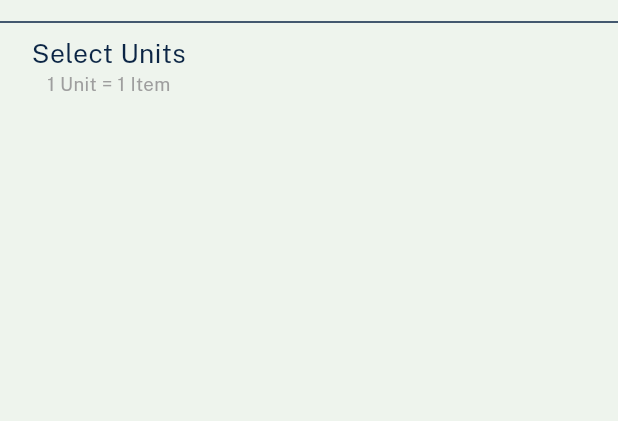
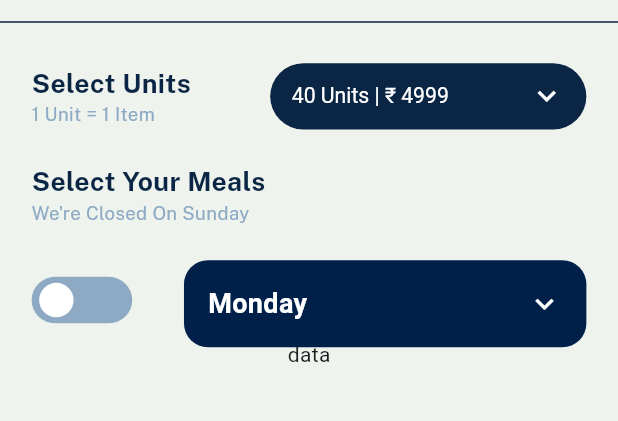
Before and after one commit to Vatsal1607/amtech_design, a Flutter app: the CreateSubscriptionPlanPage screen opened by its route, on a phone screen of 412 x 824 dp, the part 74-495 px from its top. Run offline on Flutter 3.47's test engine with Material 3 defaults, Android fonts, the phone set to English and light mode, and no system bars; drawn by our look-alikes of dropdown_button2, flutter_switch; our stand-ins replace carousel_slider, device_info_plus, dio, firebase_core, firebase_messaging, flutter_local_notifications and 18 more; missing offline and left inert: dotted_dashed_line, hypersdkflutter, razorpay_flutter; accounts and stored records are empty; generated files the repository leaves out were written again; project files that could hold a hidden picture were left out.

Commit message:
Worked on create subscription plan UI

```diff
--- a/lib/main.dart
+++ b/lib/main.dart
@@ -32,6 +32,7 @@ import 'modules/provider/socket_provider.dart';
 import 'modules/ratings/ratings_provider.dart';
 import 'modules/recharge/recharge_provider.dart';
 import 'modules/reorder/reorder_provider.dart';
+import 'modules/subscriptions/create_subscription_plan/create_subscription_plan_provider.dart';
 import 'routes.dart';
 
 void main() async {
@@ -82,6 +83,7 @@ class MyApp extends StatelessWidget {
         ChangeNotifierProvider(create: (_) => GoogleMapProvider()),
         ChangeNotifierProvider(create: (_) => SavedAddressProvider()),
         ChangeNotifierProvider(create: (_) => NotificationProvider()),
+        ChangeNotifierProvider(create: (_) => CreateSubscriptionPlanProvider()),
       ],
       child: ScreenUtilInit(
         designSize: const Size(430, 932), // Base screen size (width x height)
--- a/lib/modules/menu/menu_page.dart
+++ b/lib/modules/menu/menu_page.dart
@@ -87,7 +87,8 @@ class _MenuPageState extends State<MenuPage> {
     //   });
     // });
     return Consumer<MenuProvider>(
-      builder: (context, _, child) => provider.isLoading
+      builder: (context, _, child) => provider.isLoading ||
+              provider.isLoadingGetBanner
           ? const MenuPageLoader()
           : Scaffold(
               backgroundColor: getColorAccountType(
--- a/lib/modules/menu/menu_provider.dart
+++ b/lib/modules/menu/menu_provider.dart
@@ -342,8 +342,7 @@ class MenuProvider extends ChangeNotifier {
     }
   }
 
-  // * getBanner API
-  // Todo: call while user clicks on banner
+  // * countBanner API
   Future<void> countBanner({
     required final String bannerId,
   }) async {
--- a/lib/modules/menu/widgets/subscription_banner_widget.dart
+++ b/lib/modules/menu/widgets/subscription_banner_widget.dart
@@ -89,14 +89,14 @@ class _SubscriptionBannerWidgetState extends State<SubscriptionBannerWidget> {
                 Text(
                   "Grab More, Pay Less!",
                   style: GoogleFonts.poppins(
-                    fontSize: 11.sp,
+                    fontSize: 12.sp,
                     color: AppColors.seaShell,
                   ),
                 ),
                 Text(
                   "Enjoy Your Favorites",
                   style: GoogleFonts.poppins(
-                    fontSize: 15.sp,
+                    fontSize: 16.sp,
                     fontWeight: FontWeight.bold,
                     color: AppColors.disabledColor,
                   ),
@@ -118,7 +118,6 @@ class _SubscriptionBannerWidgetState extends State<SubscriptionBannerWidget> {
             right: 20.w,
             child: GestureDetector(
               onTap: () {
-                debugPrint('Get a subscription pressed');
                 Navigator.pushNamed(context, Routes.createSubscriptionPlan);
               },
               child: Container(
--- a/lib/modules/subscriptions/create_subscription_plan/create_subscription_plan.dart
+++ /dev/null
@@ -1,61 +0,0 @@
-import 'package:amtech_design/core/utils/constants/keys.dart';
-import 'package:amtech_design/custom_widgets/appbar/custom_appbar_with_center_title.dart';
-import 'package:amtech_design/services/local/shared_preferences_service.dart';
-import 'package:flutter/material.dart';
-import 'package:flutter_screenutil/flutter_screenutil.dart';
-import 'package:google_fonts/google_fonts.dart';
-
-import '../../../core/utils/app_colors.dart';
-
-class CreateSubscriptionPlanPage extends StatelessWidget {
-  const CreateSubscriptionPlanPage({super.key});
-
-  @override
-  Widget build(BuildContext context) {
-    final String accountType =
-        sharedPrefsService.getString(SharedPrefsKeys.accountType) ?? '';
-    return Scaffold(
-      appBar: CustomAppbarWithCenterTitle(
-        title: 'Create Your Daily Plan',
-        leftPadTitle: 35.w,
-        accountType: accountType,
-      ),
-      body: Column(
-        children: [
-          Divider(
-            color: AppColors.primaryColor,
-          ),
-          Padding(
-            padding: EdgeInsets.symmetric(horizontal: 22.w),
-            child: Column(
-              children: [
-                Row(
-                  children: [
-                    Column(
-                      children: [
-                        Text(
-                          'Select Units',
-                          style: GoogleFonts.publicSans(
-                            fontSize: 20.sp,
-                            color: AppColors.primaryColor,
-                          ),
-                        ),
-                        Text(
-                          "1 Unit = 1 Item",
-                          style: GoogleFonts.publicSans(
-                            fontSize: 14.sp,
-                            color: Colors.grey,
-                          ),
-                        ),
-                      ],
-                    ),
-                  ],
-                ),
-              ],
-            ),
-          ),
-        ],
-      ),
-    );
-  }
-}
--- /dev/null
+++ b/lib/modules/subscriptions/create_subscription_plan/create_subscription_plan_page.dart
@@ -0,0 +1,119 @@
+import 'package:amtech_design/core/utils/constants/keys.dart';
+import 'package:amtech_design/custom_widgets/appbar/custom_appbar_with_center_title.dart';
+
+import 'package:amtech_design/modules/subscriptions/create_subscription_plan/widgets/day_dropdown_tile.dart';
+import 'package:amtech_design/services/local/shared_preferences_service.dart';
+import 'package:flutter/material.dart';
+import 'package:flutter_screenutil/flutter_screenutil.dart';
+import 'package:flutter_switch/flutter_switch.dart';
+import 'package:google_fonts/google_fonts.dart';
+import 'package:provider/provider.dart';
+import '../../../core/utils/app_colors.dart';
+import 'create_subscription_plan_provider.dart';
+import 'widgets/select_unit_dropdown.dart';
+
+class CreateSubscriptionPlanPage extends StatelessWidget {
+  const CreateSubscriptionPlanPage({super.key});
+
+  @override
+  Widget build(BuildContext context) {
+    final String accountType =
+        sharedPrefsService.getString(SharedPrefsKeys.accountType) ?? '';
+    final provider =
+        Provider.of<CreateSubscriptionPlanProvider>(context, listen: false);
+    return Scaffold(
+      appBar: CustomAppbarWithCenterTitle(
+        title: 'Create Your Daily Plan',
+        leftPadTitle: 35.w,
+        accountType: accountType,
+      ),
+      body: Column(
+        children: [
+          const Divider(
+            color: AppColors.primaryColor,
+          ),
+          Padding(
+            padding: EdgeInsets.symmetric(horizontal: 22.w, vertical: 22.h),
+            child: Column(
+              children: [
+                Row(
+                  mainAxisAlignment: MainAxisAlignment.spaceBetween,
+                  children: [
+                    Column(
+                      crossAxisAlignment: CrossAxisAlignment.start,
+                      children: [
+                        Text(
+                          'Select Units',
+                          style: GoogleFonts.publicSans(
+                            fontSize: 20.sp,
+                            fontWeight: FontWeight.bold,
+                            color: AppColors.primaryColor,
+                          ),
+                        ),
+                        Text(
+                          "1 Unit = 1 Item",
+                          style: GoogleFonts.publicSans(
+                            fontSize: 14.sp,
+                            color: AppColors.disabledColor,
+                          ),
+                        ),
+                      ],
+                    ),
+
+                    // * Custom dropdown
+                    SelectUnitDropdown(),
+                  ],
+                ),
+                SizedBox(height: 25.h),
+                // * Select Your Meals
+                Align(
+                  alignment: Alignment.centerLeft,
+                  child: Column(
+                    crossAxisAlignment: CrossAxisAlignment.start,
+                    children: [
+                      Text(
+                        'Select Your Meals',
+                        style: GoogleFonts.publicSans(
+                          fontSize: 20.sp,
+                          fontWeight: FontWeight.bold,
+                          color: AppColors.primaryColor,
+                        ),
+                      ),
+                      Text(
+                        "We're Closed On Sunday",
+                        style: GoogleFonts.publicSans(
+                          fontSize: 14.sp,
+                          color: AppColors.disabledColor,
+                        ),
+                      ),
+                    ],
+                  ),
+                ),
+                SizedBox(height: 25.h),
+
+                // * DayDropdownTile
+                Row(
+                  mainAxisAlignment: MainAxisAlignment.spaceBetween,
+                  children: [
+                    Consumer<CreateSubscriptionPlanProvider>(
+                      builder: (context, _, child) => FlutterSwitch(
+                        value: provider.isSwitched,
+                        onToggle: provider.onToggleSwitch,
+                        width: 70.w,
+                        height: 35.h,
+                        activeColor: AppColors.primaryColor,
+                        inactiveColor: AppColors.disabledColor,
+                      ),
+                    ),
+                    DaySelectionDropdown(),
+                  ],
+                ),
+                Text('data'),
+              ],
+            ),
+          ),
+        ],
+      ),
+    );
+  }
+}
--- /dev/null
+++ b/lib/modules/subscriptions/create_subscription_plan/create_subscription_plan_provider.dart
@@ -0,0 +1,32 @@
+import 'package:flutter/material.dart';
+
+class CreateSubscriptionPlanProvider extends ChangeNotifier {
+  String? _selectedValue;
+  bool _isDropdownOpen = false;
+
+  final List<Map<String, String>> items = [
+    {"label": "40 Units | ₹ 4999", "value": "40"},
+    {"label": "6 Units | ₹ 799", "value": "6"},
+    {"label": "25 Units | ₹ 2199", "value": "25"},
+    {"label": "35 Units | ₹ 3499", "value": "35"},
+  ];
+
+  String? get selectedValue => _selectedValue ?? items.first["value"];
+  bool get isDropdownOpen => _isDropdownOpen;
+
+  void setSelectedValue(String? newValue) {
+    _selectedValue = newValue;
+    notifyListeners();
+  }
+
+  void setDropdownState(bool isOpen) {
+    _isDropdownOpen = isOpen;
+    notifyListeners();
+  }
+
+  bool isSwitched = false;
+  onToggleSwitch(val) {
+    isSwitched = val;
+    notifyListeners();
+  }
+}
--- /dev/null
+++ b/lib/modules/subscriptions/create_subscription_plan/widgets/day_dropdown_tile.dart
@@ -0,0 +1,204 @@
+import 'dart:developer';
+
+import 'package:dropdown_button2/dropdown_button2.dart';
+import 'package:flutter/material.dart';
+import 'package:flutter_screenutil/flutter_screenutil.dart';
+
+class DaySelectionDropdown extends StatefulWidget {
+  const DaySelectionDropdown({super.key});
+
+  @override
+  State<DaySelectionDropdown> createState() => _DaySelectionDropdownState();
+}
+
+class _DaySelectionDropdownState extends State<DaySelectionDropdown> {
+  bool isExpanded = false;
+  String? selectedTime = "10:00AM To 11:00AM";
+  String? selectedMeal = "Exotic Fruit Salad";
+
+  final List<String> timeSlots = [
+    "08:00AM To 09:00AM",
+    "10:00AM To 11:00AM",
+    "12:00PM To 01:00PM"
+  ];
+  final List<String> mealOptions = [
+    "Exotic Fruit Salad",
+    "Veggie Wrap",
+    "Pasta Bowl"
+  ];
+
+  @override
+  Widget build(BuildContext context) {
+    return Stack(
+      clipBehavior: Clip.none,
+      children: [
+        // Keeps the "data" below the dropdown in the same place
+        Column(
+          children: [
+            SizedBox(
+              height: 60.h,
+              width: 280.w,
+            ), // Space for dropdown area
+            // const Text(
+            //   "Below Content (Static)",
+            //   style: TextStyle(fontSize: 18, fontWeight: FontWeight.bold),
+            // ),
+          ],
+        ),
+        Positioned(
+          top: 0,
+          left: 0,
+          right: 0,
+          child: Column(
+            children: [
+              // Header (Monday Dropdown Button)
+              GestureDetector(
+                onTap: () {
+                  setState(() {
+                    isExpanded = !isExpanded;
+                  });
+                },
+                child: Container(
+                  width: double.infinity,
+                  padding: const EdgeInsets.all(16),
+                  decoration: BoxDecoration(
+                    color: const Color(0xFF00204A),
+                    borderRadius: BorderRadius.circular(16),
+                  ),
+                  child: Row(
+                    mainAxisAlignment: MainAxisAlignment.spaceBetween,
+                    children: [
+                      const Text(
+                        "Monday",
+                        style: TextStyle(
+                          color: Colors.white,
+                          fontSize: 18,
+                          fontWeight: FontWeight.bold,
+                        ),
+                      ),
+                      Icon(
+                        isExpanded
+                            ? Icons.keyboard_arrow_up
+                            : Icons.keyboard_arrow_down,
+                        color: Colors.white,
+                      ),
+                    ],
+                  ),
+                ),
+              ),
+
+              // Expanded Dropdown Content (Overlays Below Text)
+              if (isExpanded)
+                Material(
+                  elevation: 5,
+                  borderRadius: BorderRadius.circular(16),
+                  child: Container(
+                    width: double.infinity,
+                    padding: const EdgeInsets.all(16),
+                    decoration: BoxDecoration(
+                      color: const Color(0xFF00204A),
+                      borderRadius: BorderRadius.circular(16),
+                    ),
+                    child: Column(
+                      children: [
+                        _buildDropdown(
+                            "Select Time Slot", selectedTime, timeSlots,
+                            (value) {
+                          // Prevents closing the main dropdown when interacting with this one
+                          // FocusScope.of(context).requestFocus(FocusNode());
+                          setState(() {
+                            selectedTime = value;
+                            log('Selected time slot $value');
+                          });
+                        }),
+
+                        _buildDropdown("Select Meal", selectedMeal, mealOptions,
+                            (value) {
+                          // Prevents closing the main dropdown when interacting with this one
+                          // FocusScope.of(context).requestFocus(FocusNode());
+                          setState(() {
+                            selectedMeal = value;
+                          });
+                        }),
+
+                        const Divider(color: Colors.white, thickness: 0.5),
+
+                        // Add New Meal Button
+                        Padding(
+                          padding: const EdgeInsets.all(12),
+                          child: ElevatedButton.icon(
+                            style: ElevatedButton.styleFrom(
+                              backgroundColor: Colors.transparent,
+                              side: const BorderSide(color: Colors.white),
+                              shape: RoundedRectangleBorder(
+                                  borderRadius: BorderRadius.circular(8)),
+                              elevation: 0,
+                            ),
+                            onPressed: () {},
+                            icon: const Icon(Icons.add,
+                                color: Colors.white, size: 16),
+                            label: const Text("ADD NEW MEAL",
+                                style: TextStyle(color: Colors.white)),
+                          ),
+                        ),
+                      ],
+                    ),
+                  ),
+                ),
+            ],
+          ),
+        ),
+      ],
+    );
+  }
+
+  Widget _buildDropdown(String label, String? selectedValue,
+      List<String> options, ValueChanged<String?> onChanged) {
+    return Padding(
+      padding: const EdgeInsets.symmetric(horizontal: 8, vertical: 4),
+      child: Column(
+        crossAxisAlignment: CrossAxisAlignment.start,
+        children: [
+          Text(label,
+              style: const TextStyle(
+                  color: Colors.white,
+                  fontSize: 16,
+                  fontWeight: FontWeight.bold)),
+          const SizedBox(height: 4),
+          DropdownButtonHideUnderline(
+            child: DropdownButton2<String>(
+              value: selectedValue,
+              isExpanded: true,
+              dropdownStyleData: const DropdownStyleData(
+                elevation: 8,
+                useSafeArea: true, // Prevents dismissing the parent dropdown
+                decoration: BoxDecoration(
+                  color: Colors.white,
+                ),
+              ),
+              onChanged: onChanged,
+              buttonStyleData: ButtonStyleData(
+                height: 45,
+                width: double.infinity,
+                decoration: BoxDecoration(
+                  color: Colors.white,
+                  borderRadius: BorderRadius.circular(12),
+                ),
+              ),
+              iconStyleData: const IconStyleData(
+                icon: Icon(Icons.keyboard_arrow_down, color: Colors.black),
+              ),
+              items: options.map((option) {
+                return DropdownMenuItem(
+                  value: option,
+                  child:
+                      Text(option, style: const TextStyle(color: Colors.black)),
+                );
+              }).toList(),
+            ),
+          ),
+        ],
+      ),
+    );
+  }
+}
--- /dev/null
+++ b/lib/modules/subscriptions/create_subscription_plan/widgets/select_unit_dropdown.dart
@@ -0,0 +1,76 @@
+import 'package:dropdown_button2/dropdown_button2.dart';
+import 'package:flutter/material.dart';
+import 'package:flutter_screenutil/flutter_screenutil.dart';
+import 'package:provider/provider.dart';
+import '../../../../core/utils/app_colors.dart';
+import '../create_subscription_plan_provider.dart';
+
+class SelectUnitDropdown extends StatelessWidget {
+  const SelectUnitDropdown({super.key});
+
+  @override
+  Widget build(BuildContext context) {
+    final createSubsPlanProvider =
+        Provider.of<CreateSubscriptionPlanProvider>(context, listen: false);
+
+    return Consumer<CreateSubscriptionPlanProvider>(
+      builder: (context, _, child) => DropdownButtonHideUnderline(
+        child: DropdownButton2<String>(
+          value: createSubsPlanProvider.selectedValue ??
+              createSubsPlanProvider.items.first["value"],
+          isExpanded: true,
+          dropdownStyleData: DropdownStyleData(
+            maxHeight: 200.h,
+            width: 220.w,
+            decoration: BoxDecoration(
+              color: AppColors.primaryColor,
+              borderRadius: createSubsPlanProvider.isDropdownOpen
+                  ? BorderRadius.zero
+                  : BorderRadius.only(
+                      bottomLeft: Radius.circular(30.r),
+                      bottomRight: Radius.circular(30.r),
+                    ), // Rounded corners
+            ),
+            elevation: 0,
+          ),
+          buttonStyleData: ButtonStyleData(
+            height: 50.h,
+            width: 220.w,
+            padding: EdgeInsets.symmetric(horizontal: 15.w),
+            decoration: BoxDecoration(
+              color: AppColors.primaryColor,
+              borderRadius: createSubsPlanProvider.isDropdownOpen
+                  ? BorderRadius.only(
+                      topLeft: Radius.circular(30.r),
+                      topRight: Radius.circular(30.r),
+                    )
+                  : BorderRadius.circular(30.r), // Rounded corners
+            ),
+          ),
+          iconStyleData: const IconStyleData(
+            icon: Icon(Icons.keyboard_arrow_down, color: Colors.white),
+          ),
+          style: TextStyle(color: Colors.white, fontSize: 16.sp),
+          onChanged: (String? newValue) {
+            createSubsPlanProvider.setSelectedValue(newValue);
+          },
+          onMenuStateChange: (isOpen) {
+            createSubsPlanProvider.setDropdownState(isOpen);
+          },
+          items: createSubsPlanProvider.items.map((item) {
+            return DropdownMenuItem<String>(
+              value: item["value"],
+              child: Padding(
+                padding: EdgeInsets.symmetric(vertical: 8.h),
+                child: Text(
+                  item["label"]!,
+                  style: const TextStyle(color: Colors.white),
+                ),
+              ),
+            );
+          }).toList(),
+        ),
+      ),
+    );
+  }
+}
--- a/lib/routes.dart
+++ b/lib/routes.dart
@@ -24,7 +24,7 @@ import 'modules/order/order_status/order_status_page.dart';
 import 'modules/product_page/product_details_page.dart';
 import 'modules/profile/profile_page.dart';
 import 'modules/recharge/recharge_page.dart';
-import 'modules/subscriptions/create_subscription_plan/create_subscription_plan.dart';
+import 'modules/subscriptions/create_subscription_plan/create_subscription_plan_page.dart';
 
 class Routes {
   static const String initial = '/';
--- a/pubspec.yaml
+++ b/pubspec.yaml
@@ -66,7 +66,7 @@ dependencies:
   shimmer: ^3.0.0
   flutter_local_notifications: ^18.0.1
   hypersdkflutter: ^4.0.27
-  # geocoding: ^3.0.0
+  flutter_switch: ^0.3.2
 
 dev_dependencies:
   flutter_test:
```
Also changed, not shown: lib/modules/subscriptions/get_subscription_salad/get_subscription_salad_page.dart (deleted), pubspec.lock.
